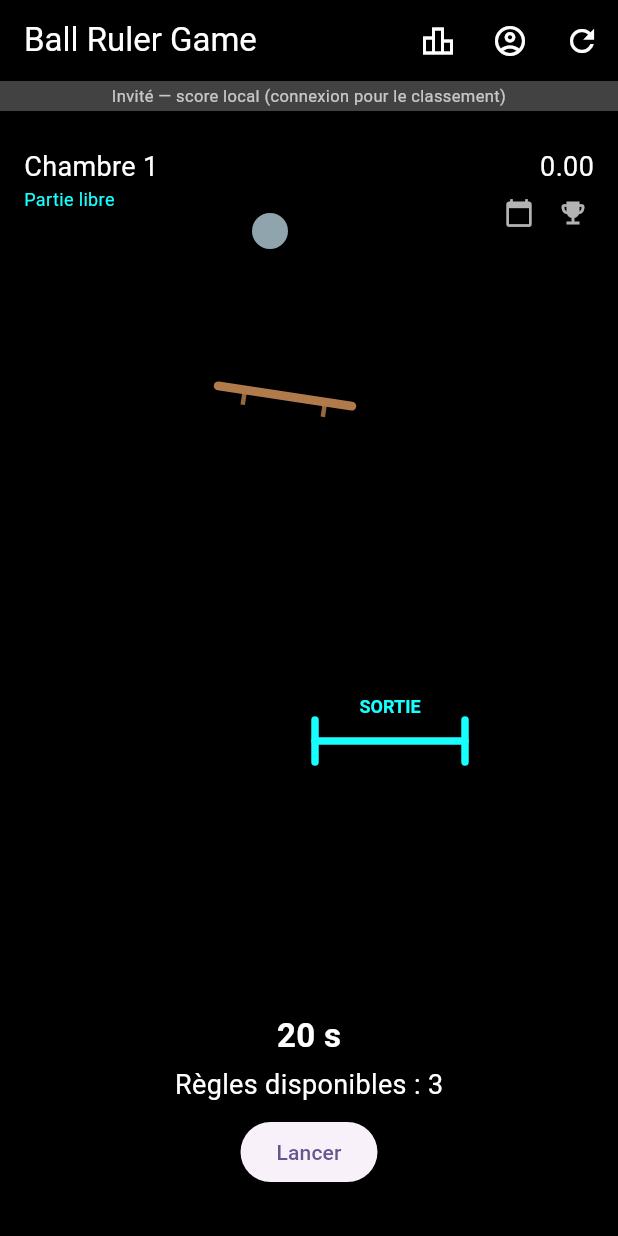
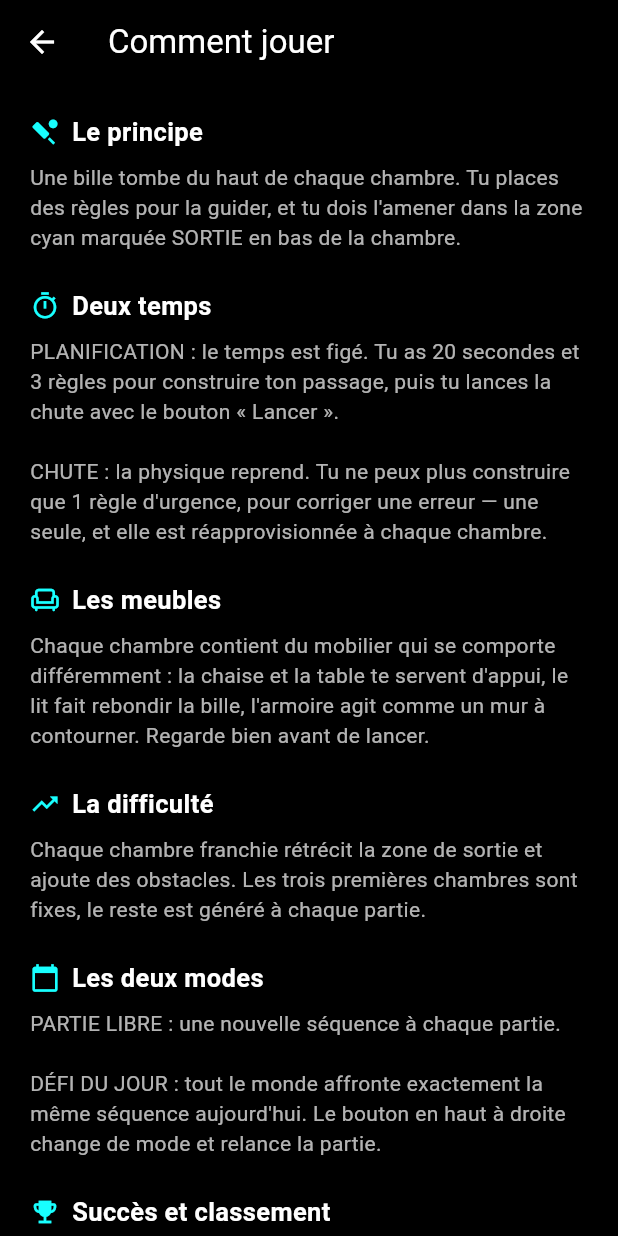
Before and after one commit to hichamDao/ball-ruler-game, a Flutter app: the screen it shows after launch, on a phone screen of 412 x 824 dp. Run offline on Flutter 3.47's test engine with Material 3 defaults, Android fonts, the light colour scheme and no system bars; our stand-ins replace cloud_firestore, firebase_auth, firebase_core, google_sign_in, shared_preferences; accounts and stored records are empty.

Commit message:
Ajoute un ecran d'aide pour les nouveaux joueurs
Icone point d'interrogation a cote du classement, et affichage
automatique au tout premier lancement de l'app (flag 'help_seen' dans
SharedPreferences, une fois par installation).

Les regles couvertes : le principe (amener la bille dans la zone SORTIE),
les deux temps (20 s et 3 regles en planification, 1 regle d'urgence en
chute), les meubles et leur comportement, la progression de la difficulte,
la partie libre face au defi du jour, les succes et le classement, et les
commandes.

Les tests verifient que l'aide s'ouvre au premier lancement, qu'elle
n'reapparait pas au second, et que l'icone la rouvre apres fermeture.

```diff
--- a/lib/main.dart
+++ b/lib/main.dart
@@ -1,4 +1,5 @@
 import 'package:flutter/material.dart';
+import 'package:shared_preferences/shared_preferences.dart';
 
 import 'firebase/firebase_bootstrap.dart';
 import 'firebase/firebase_options.dart';
@@ -6,6 +7,7 @@ import 'game/ball_ruler_game.dart';
 import 'services/auth_service.dart';
 import 'services/score_service.dart';
 import 'ui/auth_page.dart';
+import 'ui/help_page.dart';
 import 'ui/leaderboard_page.dart';
 
 Future<void> main() async {
@@ -87,8 +89,32 @@ class GamePage extends StatefulWidget {
 class _GamePageState extends State<GamePage> {
   final GlobalKey<BallRulerGameState> _gameKey = GlobalKey();
 
+  /// Une fois seulement par installation : l'aide s'affiche seule au premier
+  /// lancement, puis le joueur s'en sert via l'icône « ? ».
+  static const String _helpSeenKey = 'help_seen';
+
+  @override
+  void initState() {
+    super.initState();
+    WidgetsBinding.instance.addPostFrameCallback((_) => _showHelpOnce());
+  }
+
+  Future<void> _showHelpOnce() async {
+    final prefs = await SharedPreferences.getInstance();
+    if (!mounted) return;
+    if (prefs.getBool(_helpSeenKey) ?? false) return;
+    await prefs.setBool(_helpSeenKey, true);
+    await _openHelp();
+  }
+
   void _restart() {
     _gameKey.currentState?.restart();
+  }
+
+  Future<void> _openHelp() async {
+    await Navigator.of(context).push(
+      MaterialPageRoute<void>(builder: (_) => const HelpPage()),
+    );
   }
 
   /// Fin de partie : on publie le nombre de chambres atteint si un compte est
@@ -147,6 +173,11 @@ class _GamePageState extends State<GamePage> {
             tooltip: 'Classement des joueurs',
             icon: const Icon(Icons.leaderboard_outlined),
           ),
+          IconButton(
+            onPressed: _openHelp,
+            tooltip: 'Comment jouer',
+            icon: const Icon(Icons.help_outline),
+          ),
           // Connecté, le bandeau du bas affiche déjà le nom : inutile
           // d'en proposer un second bouton. L'icône d'accès ne sert que
           // lorsqu'on est invité.
--- /dev/null
+++ b/lib/ui/help_page.dart
@@ -0,0 +1,131 @@
+import 'package:flutter/material.dart';
+
+/// Écran d'aide : les règles du jeu, pour un joueur qui découvre l'app.
+///
+/// Affiché automatiquement au premier lancement, et à tout moment depuis
+/// l'icône « ? » de la barre du titre.
+class HelpPage extends StatelessWidget {
+  const HelpPage({super.key});
+
+  @override
+  Widget build(BuildContext context) {
+    return Scaffold(
+      appBar: AppBar(
+        title: const Text('Comment jouer'),
+        backgroundColor: Colors.black,
+        foregroundColor: Colors.white,
+      ),
+      backgroundColor: Colors.black,
+      body: SafeArea(
+        child: ListView(
+          padding: const EdgeInsets.fromLTRB(20, 20, 20, 32),
+          children: const [
+            _Section(
+              title: 'Le principe',
+              icon: Icons.sports_cricket,
+              body: 'Une bille tombe du haut de chaque chambre. Tu places des '
+                  'règles pour la guider, et tu dois l\'amener dans la zone '
+                  'cyan marquée SORTIE en bas de la chambre.',
+            ),
+            _Section(
+              title: 'Deux temps',
+              icon: Icons.timer_outlined,
+              body: 'PLANIFICATION : le temps est figé. Tu as 20 secondes et '
+                  '3 règles pour construire ton passage, puis tu lances la '
+                  'chute avec le bouton « Lancer ».\n\n'
+                  'CHUTE : la physique reprend. Tu ne peux plus construire '
+                  'que 1 règle d\'urgence, pour corriger une erreur — une '
+                  'seule, et elle est réapprovisionnée à chaque chambre.',
+            ),
+            _Section(
+              title: 'Les meubles',
+              icon: Icons.chair_outlined,
+              body: 'Chaque chambre contient du mobilier qui se comporte '
+                  'différemment : la chaise et la table te servent d\'appui, '
+                  'le lit fait rebondir la bille, l\'armoire agit comme un '
+                  'mur à contourner. Regarde bien avant de lancer.',
+            ),
+            _Section(
+              title: 'La difficulté',
+              icon: Icons.trending_up,
+              body: 'Chaque chambre franchie rétrécit la zone de sortie et '
+                  'ajoute des obstacles. Les trois premières chambres sont '
+                  'fixes, le reste est généré à chaque partie.',
+            ),
+            _Section(
+              title: 'Les deux modes',
+              icon: Icons.calendar_today,
+              body: 'PARTIE LIBRE : une nouvelle séquence à chaque partie.\n\n'
+                  'DÉFI DU JOUR : tout le monde affronte exactement la même '
+                  'séquence aujourd\'hui. Le bouton en haut à droite change '
+                  'de mode et relance la partie.',
+            ),
+            _Section(
+              title: 'Succès et classement',
+              icon: Icons.emoji_events,
+              body: 'Les succès se débloquent au fil des parties ; '
+                  'l\'icône médaille en haut à droite les affiche tous.\n\n'
+                  'En mode invité, tes records restent sur cet appareil. '
+                  'Connecte-toi avec ton compte Google ou ton e-mail depuis '
+                  'l\'icône en haut de l\'écran : ton score est alors publié '
+                  'et tu apparais dans le classement général et dans celui du '
+                  'défi du jour.',
+            ),
+            _Section(
+              title: 'Les commandes',
+              icon: Icons.touch_app_outlined,
+              body: 'Touche l\'écran pour poser une règle à cet endroit. '
+                  'Chaque règle s\'incline et roule : elles ne restent pas '
+                  'parfaitement fixes, la pente compte.',
+            ),
+          ],
+        ),
+      ),
+    );
+  }
+}
+
+class _Section extends StatelessWidget {
+  final String title;
+  final IconData icon;
+  final String body;
+
+  const _Section({
+    required this.title,
+    required this.icon,
+    required this.body,
+  });
+
+  @override
+  Widget build(BuildContext context) {
+    return Padding(
+      padding: const EdgeInsets.only(bottom: 24),
+      child: Column(
+        crossAxisAlignment: CrossAxisAlignment.start,
+        children: [
+          Row(
+            children: [
+              Icon(icon, color: Colors.cyanAccent, size: 20),
+              const SizedBox(width: 8),
+              Expanded(
+                child: Text(
+                  title,
+                  style: const TextStyle(
+                    color: Colors.white,
+                    fontSize: 17,
+                    fontWeight: FontWeight.bold,
+                  ),
+                ),
+              ),
+            ],
+          ),
+          const SizedBox(height: 8),
+          Text(
+            body,
+            style: const TextStyle(color: Colors.white70, height: 1.4),
+          ),
+        ],
+      ),
+    );
+  }
+}
```
Also changed, not shown: 1 other file.
